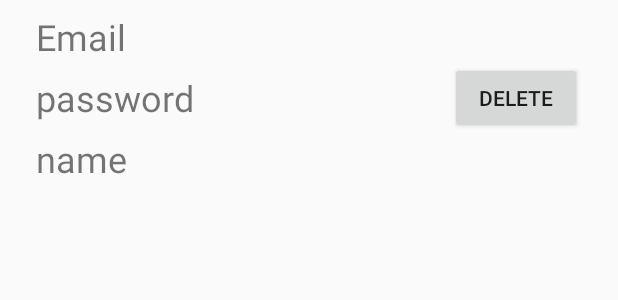
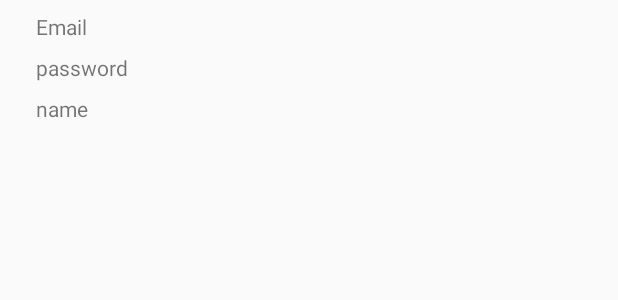
Before and after one commit to mtauber3-ford/LoginApp, an Android app: the layout user_entry_item.xml on its own in the app's theme, with its tools: preview values and no code run, on a phone screen of 412 x 824 dp. Shown: the top 300 px of the screen. Run offline under Robolectric (Android 15) with nearby library versions, the phone set to English and light mode, and no system bars.

```diff
--- a/app/src/main/java/mtaubert/loginapplication/SignUpFragment.kt
+++ b/app/src/main/java/mtaubert/loginapplication/SignUpFragment.kt
@@ -59,7 +59,7 @@ class SignUpFragment : Fragment() {
             return false
         }
 
-        (activity as LoginActivity).db.addPerson(user)
+        (activity as LoginActivity).db.addUser(user)
         (activity as LoginActivity).currentUser = user
         return true
     }
--- a/app/src/main/res/layout/user_entry_item.xml
+++ b/app/src/main/res/layout/user_entry_item.xml
@@ -4,30 +4,33 @@
                                                    android:layout_height="match_parent">
 
     <TextView
+        android:id="@+id/email_text"
         android:layout_width="wrap_content"
         android:layout_height="wrap_content"
-            android:id="@+id/email_text" app:layout_constraintStart_toStartOf="parent"
-            android:layout_marginTop="8dp" app:layout_constraintTop_toTopOf="parent"
-            android:layout_marginStart="24dp" tools:text="Email" android:textSize="24sp"/>
+        android:layout_marginStart="24dp"
+        android:layout_marginTop="8dp"
+        android:textSize="14sp"
+        app:layout_constraintStart_toStartOf="parent"
+        app:layout_constraintTop_toTopOf="parent"
+        tools:text="Email" />
+
     <TextView
+        android:id="@+id/password_text"
         android:layout_width="wrap_content"
         android:layout_height="wrap_content"
-            android:id="@+id/password_text" android:layout_marginTop="8dp"
-            app:layout_constraintTop_toBottomOf="@+id/email_text" app:layout_constraintStart_toStartOf="@+id/email_text"
-            tools:text="password" android:textSize="24sp"/>
+        android:layout_marginTop="8dp"
+        android:textSize="14sp"
+        app:layout_constraintStart_toStartOf="@+id/email_text"
+        app:layout_constraintTop_toBottomOf="@+id/email_text"
+        tools:text="password" />
+
     <TextView
+        android:id="@+id/name_text"
         android:layout_width="wrap_content"
         android:layout_height="wrap_content"
-            android:id="@+id/name_text" app:layout_constraintStart_toStartOf="@+id/password_text"
         android:layout_marginTop="8dp"
-            app:layout_constraintTop_toBottomOf="@+id/password_text" tools:text="name" android:textSize="24sp"/>
-    <Button
-            android:text="@string/delete"
-            android:layout_width="wrap_content"
-            android:layout_height="wrap_content"
-            android:id="@+id/delete_button"
-            app:layout_constraintEnd_toEndOf="parent"
-            android:layout_marginEnd="24dp"
-            app:layout_constraintTop_toTopOf="@+id/password_text"
-            app:layout_constraintBottom_toBottomOf="@+id/password_text"/>
+        android:textSize="14sp"
+        app:layout_constraintStart_toStartOf="@+id/password_text"
+        app:layout_constraintTop_toBottomOf="@+id/password_text"
+        tools:text="name" />
 </androidx.constraintlayout.widget.ConstraintLayout>
--- a/app/src/main/res/values/colors.xml
+++ b/app/src/main/res/values/colors.xml
@@ -3,4 +3,6 @@
     <color name="colorPrimary">#008577</color>
     <color name="colorPrimaryDark">#00574B</color>
     <color name="colorAccent">#D81B60</color>
+    <color name="selected">#ffd9d9</color>
+    <color name="unselected">#FFFFFF</color>
 </resources>
```
Also changed, not shown: app/build.gradle (+22 -0 lines), app/src/main/java/mtaubert/loginapplication/AdminFragment.kt (+21 -1 lines), app/src/main/java/mtaubert/loginapplication/DBHelper/DBHelper.kt (+28 -4 lines), app/src/main/java/mtaubert/loginapplication/Data/User.kt (added, +8 -0 lines), app/src/main/java/mtaubert/loginapplication/DataAccessObjects/UserDAO.kt (added, +17 -0 lines), app/src/main/java/mtaubert/loginapplication/LoginActivity.kt (+1 -7 lines), app/src/main/java/mtaubert/loginapplication/LoginFragment.kt (+8 -2 lines), app/src/main/java/mtaubert/loginapplication/Repository/UserRepository.kt (added, +16 -0 lines), app/src/main/java/mtaubert/loginapplication/RoomDatabase/UserRoomDatabase.kt (added, +31 -0 lines), app/src/main/java/mtaubert/loginapplication/UserListAdapter.kt (+27 -5 lines), app/src/main/java/mtaubert/loginapplication/ViewModel/UserViewModel.kt (added, +26 -0 lines), app/src/main/res/layout/fragment_admin.xml (+37 -14 lines), build.gradle (+8 -2 lines). Lines whose indentation alone changed are shown as unchanged.
